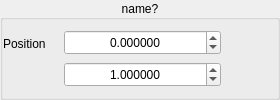
Before: the Qt Designer form Gui/forms/form_motorwidget.ui in slsdetectorgroup/motorControlSoftware, drawn with Qt 5.
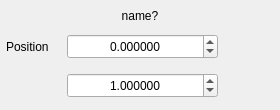
After: the same form once the commit is applied. Icons and pictures are not drawn.

Commit message: minimum cmake3, added to cmk.sh script, fixed forms for rhel7, removed groupboxes cuz of aesthetics for qt5.9 still having borders on group boxes

What changed in the file:
```diff
--- a/Gui/forms/form_motorwidget.ui
+++ b/Gui/forms/form_motorwidget.ui
@@ -7,7 +7,7 @@
     <x>0</x>
     <y>0</y>
     <width>280</width>
-    <height>100</height>
+    <height>110</height>
    </rect>
   </property>
   <property name="sizePolicy">
@@ -25,7 +25,7 @@
   <property name="maximumSize">
    <size>
     <width>280</width>
-    <height>100</height>
+    <height>110</height>
    </size>
   </property>
   <property name="palette">
@@ -149,84 +149,52 @@
   <property name="windowTitle">
    <string>Form</string>
   </property>
-  <layout class="QGridLayout" name="gridMotorWidgetObject">
+  <layout class="QGridLayout" name="gridLayout">
    <property name="leftMargin">
-    <number>0</number>
+    <number>6</number>
    </property>
    <property name="topMargin">
-    <number>0</number>
+    <number>6</number>
    </property>
    <property name="rightMargin">
-    <number>0</number>
+    <number>6</number>
    </property>
    <property name="bottomMargin">
-    <number>0</number>
+    <number>6</number>
    </property>
-   <property name="spacing">
-    <number>0</number>
-   </property>
-   <item row="0" column="0">
-    <widget class="QGroupBox" name="groupbox">
+   <item row="0" column="0" colspan="3">
+    <widget class="QLabel" name="lblMotor">
      <property name="sizePolicy">
       <sizepolicy hsizetype="Preferred" vsizetype="Fixed">
        <horstretch>0</horstretch>
        <verstretch>0</verstretch>
       </sizepolicy>
      </property>
-     <property name="minimumSize">
-      <size>
-       <width>280</width>
-       <height>100</height>
-      </size>
-     </property>
-     <property name="maximumSize">
-      <size>
-       <width>280</width>
-       <height>100</height>
-      </size>
-     </property>
-     <property name="font">
-      <font>
-       <weight>50</weight>
-       <bold>false</bold>
-      </font>
-     </property>
-     <property name="title">
+     <property name="text">
       <string>name?</string>
      </property>
      <property name="alignment">
       <set>Qt::AlignCenter</set>
      </property>
-     <property name="flat">
-      <bool>false</bool>
-     </property>
-     <layout class="QGridLayout" name="gridLayout">
-      <property name="leftMargin">
-       <number>0</number>
-      </property>
-      <property name="rightMargin">
-       <number>0</number>
-      </property>
-      <property name="horizontalSpacing">
-       <number>6</number>
-      </property>
+    </widget>
+   </item>
       <item row="1" column="0">
-       <widget class="QPushButton" name="pushLeft">
+    <widget class="QLabel" name="lblPosition">
         <property name="sizePolicy">
-         <sizepolicy hsizetype="Fixed" vsizetype="Fixed">
+      <sizepolicy hsizetype="Preferred" vsizetype="Fixed">
           <horstretch>0</horstretch>
           <verstretch>0</verstretch>
          </sizepolicy>
         </property>
         <property name="minimumSize">
          <size>
-          <width>50</width>
+       <width>55</width>
           <height>30</height>
          </size>
         </property>
         <property name="maximumSize">
          <size>
-          <width>50</width>
+       <width>55</width>
           <height>30</height>
          </size>
         </property>
@@ -234,114 +202,11 @@
          <enum>Qt::NoFocus</enum>
         </property>
         <property name="text">
-         <string/>
-        </property>
-        <property name="icon">
-         <iconset resource="../include/icons.qrc">
-          <normaloff>:/icons/images/minusImage.png</normaloff>:/icons/images/minusImage.png</iconset>
-        </property>
-        <property name="iconSize">
-         <size>
-          <width>50</width>
-          <height>30</height>
-         </size>
-        </property>
-        <property name="checkable">
-         <bool>false</bool>
-        </property>
-        <property name="flat">
-         <bool>true</bool>
-        </property>
-       </widget>
-      </item>
-      <item row="1" column="2">
-       <widget class="QPushButton" name="pushRight">
-        <property name="sizePolicy">
-         <sizepolicy hsizetype="Fixed" vsizetype="Fixed">
-          <horstretch>0</horstretch>
-          <verstretch>0</verstretch>
-         </sizepolicy>
-        </property>
-        <property name="minimumSize">
-         <size>
-          <width>50</width>
-          <height>30</height>
-         </size>
-        </property>
-        <property name="maximumSize">
-         <size>
-          <width>50</width>
-          <height>30</height>
-         </size>
-        </property>
-        <property name="focusPolicy">
-         <enum>Qt::NoFocus</enum>
-        </property>
-        <property name="text">
-         <string/>
-        </property>
-        <property name="icon">
-         <iconset resource="../include/icons.qrc">
-          <normaloff>:/icons/images/plusImage.png</normaloff>:/icons/images/plusImage.png</iconset>
-        </property>
-        <property name="iconSize">
-         <size>
-          <width>50</width>
-          <height>30</height>
-         </size>
-        </property>
-        <property name="checkable">
-         <bool>false</bool>
-        </property>
-        <property name="flat">
-         <bool>true</bool>
+      <string>Position </string>
         </property>
        </widget>
       </item>
       <item row="1" column="1">
-       <widget class="QDoubleSpinBox" name="spinRelative">
-        <property name="sizePolicy">
-         <sizepolicy hsizetype="Preferred" vsizetype="Fixed">
-          <horstretch>0</horstretch>
-          <verstretch>0</verstretch>
-         </sizepolicy>
-        </property>
-        <property name="minimumSize">
-         <size>
-          <width>150</width>
-          <height>25</height>
-         </size>
-        </property>
-        <property name="maximumSize">
-         <size>
-          <width>16777215</width>
-          <height>25</height>
-         </size>
-        </property>
-        <property name="focusPolicy">
-         <enum>Qt::ClickFocus</enum>
-        </property>
-        <property name="alignment">
-         <set>Qt::AlignCenter</set>
-        </property>
-        <property name="keyboardTracking">
-         <bool>false</bool>
-        </property>
-        <property name="decimals">
-         <number>6</number>
-        </property>
-        <property name="minimum">
-         <double>-999999.000000000000000</double>
-        </property>
-        <property name="maximum">
-         <double>999999.999998999992386</double>
-        </property>
-        <property name="value">
-         <double>1.000000000000000</double>
-        </property>
-       </widget>
-      </item>
-      <item row="0" column="1">
        <widget class="QDoubleSpinBox" name="spinAbsolute">
         <property name="sizePolicy">
          <sizepolicy hsizetype="Preferred" vsizetype="Fixed">
@@ -387,32 +252,7 @@
         </property>
        </widget>
       </item>
-      <item row="0" column="0">
-       <widget class="QLabel" name="lblPosition">
-        <property name="sizePolicy">
-         <sizepolicy hsizetype="Preferred" vsizetype="Fixed">
-          <horstretch>0</horstretch>
-          <verstretch>0</verstretch>
-         </sizepolicy>
-        </property>
-        <property name="minimumSize">
-         <size>
-          <width>55</width>
-          <height>30</height>
-         </size>
-        </property>
-        <property name="maximumSize">
-         <size>
-          <width>55</width>
-          <height>30</height>
-         </size>
-        </property>
-        <property name="text">
-         <string>Position </string>
-        </property>
-       </widget>
-      </item>
-      <item row="0" column="2">
+   <item row="1" column="2">
        <widget class="QPushButton" name="pushCal">
         <property name="sizePolicy">
          <sizepolicy hsizetype="Fixed" vsizetype="Fixed">
@@ -456,7 +296,135 @@
         </property>
        </widget>
       </item>
-     </layout>
+   <item row="2" column="0">
+    <widget class="QPushButton" name="pushLeft">
+     <property name="sizePolicy">
+      <sizepolicy hsizetype="Fixed" vsizetype="Fixed">
+       <horstretch>0</horstretch>
+       <verstretch>0</verstretch>
+      </sizepolicy>
+     </property>
+     <property name="minimumSize">
+      <size>
+       <width>50</width>
+       <height>30</height>
+      </size>
+     </property>
+     <property name="maximumSize">
+      <size>
+       <width>50</width>
+       <height>30</height>
+      </size>
+     </property>
+     <property name="focusPolicy">
+      <enum>Qt::NoFocus</enum>
+     </property>
+     <property name="text">
+      <string/>
+     </property>
+     <property name="icon">
+      <iconset resource="../include/icons.qrc">
+       <normaloff>:/icons/images/minusImage.png</normaloff>:/icons/images/minusImage.png</iconset>
+     </property>
+     <property name="iconSize">
+      <size>
+       <width>50</width>
+       <height>30</height>
+      </size>
+     </property>
+     <property name="checkable">
+      <bool>false</bool>
+     </property>
+     <property name="flat">
+      <bool>true</bool>
+     </property>
+    </widget>
+   </item>
+   <item row="2" column="1">
+    <widget class="QDoubleSpinBox" name="spinRelative">
+     <property name="sizePolicy">
+      <sizepolicy hsizetype="Preferred" vsizetype="Fixed">
+       <horstretch>0</horstretch>
+       <verstretch>0</verstretch>
+      </sizepolicy>
+     </property>
+     <property name="minimumSize">
+      <size>
+       <width>150</width>
+       <height>25</height>
+      </size>
+     </property>
+     <property name="maximumSize">
+      <size>
+       <width>16777215</width>
+       <height>25</height>
+      </size>
+     </property>
+     <property name="focusPolicy">
+      <enum>Qt::NoFocus</enum>
+     </property>
+     <property name="alignment">
+      <set>Qt::AlignCenter</set>
+     </property>
+     <property name="keyboardTracking">
+      <bool>false</bool>
+     </property>
+     <property name="decimals">
+      <number>6</number>
+     </property>
+     <property name="minimum">
+      <double>-999999.000000000000000</double>
+     </property>
+     <property name="maximum">
+      <double>999999.999998999992386</double>
+     </property>
+     <property name="value">
+      <double>1.000000000000000</double>
+     </property>
+    </widget>
+   </item>
+   <item row="2" column="2">
+    <widget class="QPushButton" name="pushRight">
+     <property name="sizePolicy">
+      <sizepolicy hsizetype="Fixed" vsizetype="Fixed">
+       <horstretch>0</horstretch>
+       <verstretch>0</verstretch>
+      </sizepolicy>
+     </property>
+     <property name="minimumSize">
+      <size>
+       <width>50</width>
+       <height>30</height>
+      </size>
+     </property>
+     <property name="maximumSize">
+      <size>
+       <width>50</width>
+       <height>30</height>
+      </size>
+     </property>
+     <property name="focusPolicy">
+      <enum>Qt::NoFocus</enum>
+     </property>
+     <property name="text">
+      <string/>
+     </property>
+     <property name="icon">
+      <iconset resource="../include/icons.qrc">
+       <normaloff>:/icons/images/plusImage.png</normaloff>:/icons/images/plusImage.png</iconset>
+     </property>
+     <property name="iconSize">
+      <size>
+       <width>50</width>
+       <height>30</height>
+      </size>
+     </property>
+     <property name="checkable">
+      <bool>false</bool>
+     </property>
+     <property name="flat">
+      <bool>true</bool>
+     </property>
     </widget>
    </item>
   </layout>
```
Left out of the diff: 5 changed lines with no effect on the pictures. Lines whose indentation alone changed are shown as unchanged. The commit also changes 12 other files.
